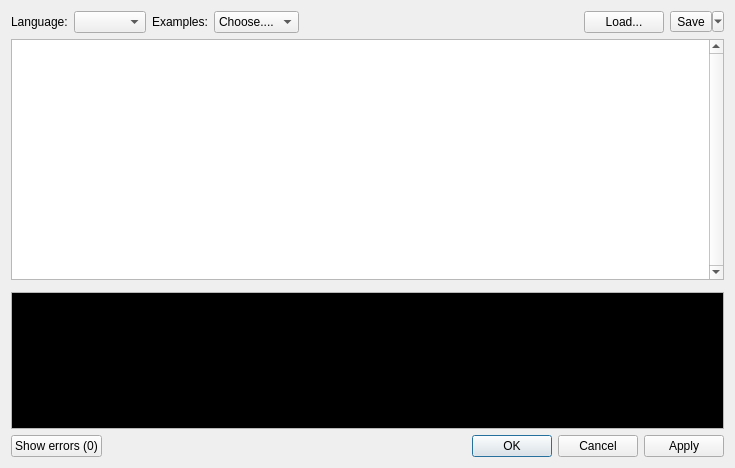
Above: src/LorrisAnalyzer/DataWidgets/ScriptWidget/scripteditor.ui from Tasssadar/Lorris before the change. Below: the same form after it.
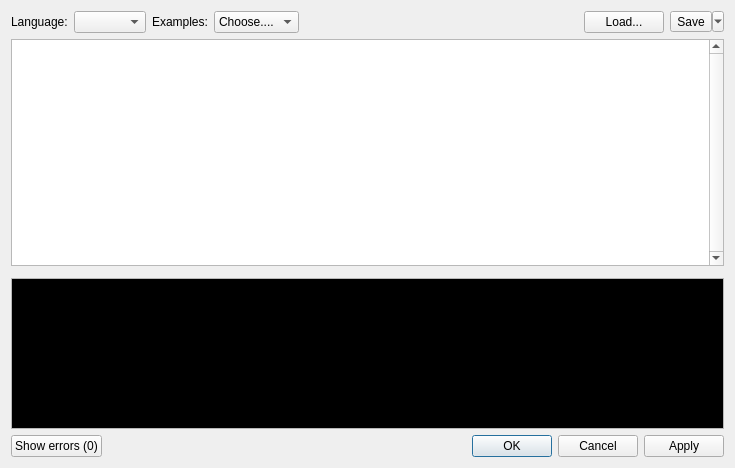
That is the form after the change. Icons and pictures are not drawn. Custom widgets are drawn as their Qt base class.

```diff
--- a/src/LorrisAnalyzer/DataWidgets/ScriptWidget/scripteditor.ui
+++ b/src/LorrisAnalyzer/DataWidgets/ScriptWidget/scripteditor.ui
@@ -17,7 +17,7 @@
    <iconset resource="../../../icons.qrc">
     <normaloff>:/icons/icon.png</normaloff>:/icons/icon.png</iconset>
   </property>
-  <layout class="QVBoxLayout" name="mainLayout" stretch="0,70,0,40,0">
+  <layout class="QVBoxLayout" name="mainLayout" stretch="0,60,0,40,0">
    <item>
     <layout class="QHBoxLayout" name="horizontalLayout">
      <item>
```
